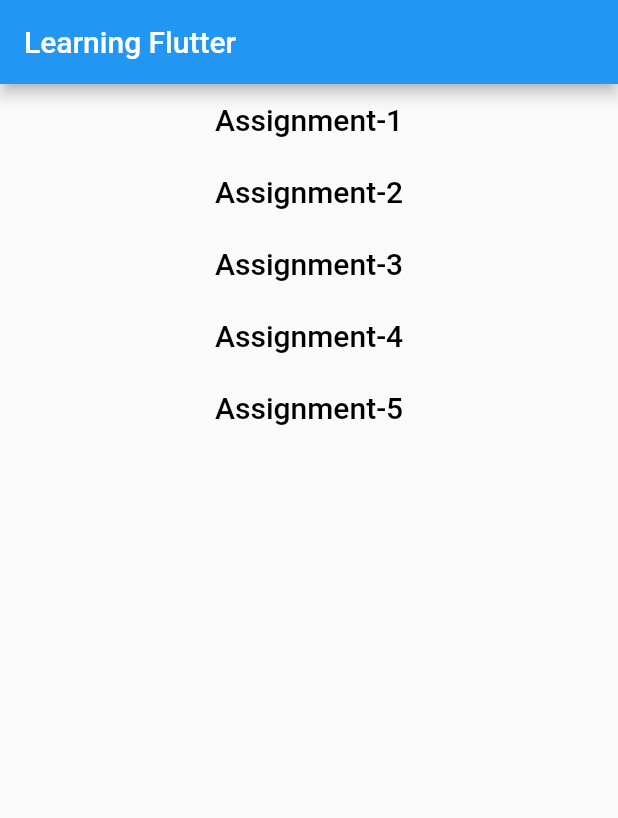
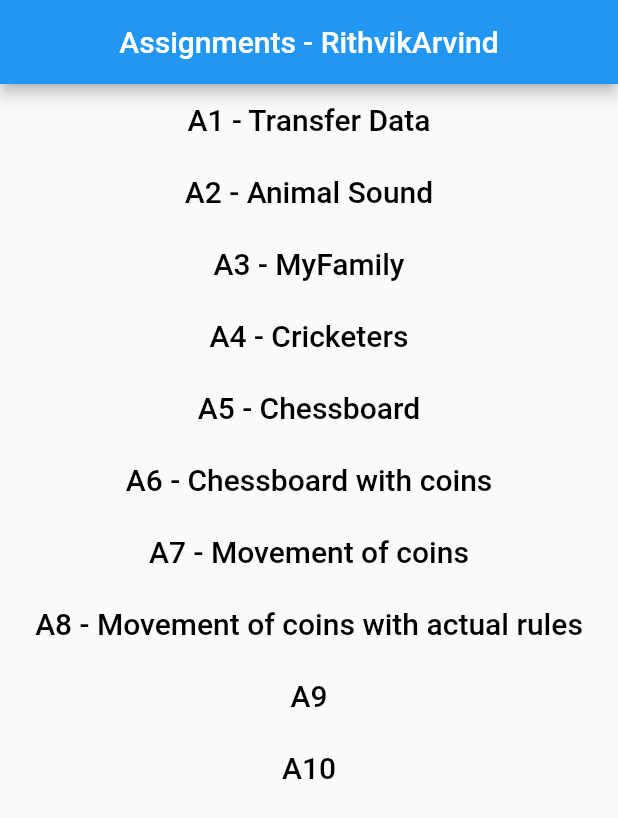
Before and after one commit to Rithvikarvind-SangamOne/sangamone-flutter, a Flutter app: the screen it shows after launch, on a phone screen of 412 x 824 dp. Shown: the top 818 px of the screen. Run offline on Flutter 3.47's test engine with Material 2 defaults, Android fonts, the phone set to English and light mode, and no system bars; our stand-ins replace just_audio.

Commit message:
Fifth Commit

```diff
--- a/lib/main.dart
+++ b/lib/main.dart
@@ -1,10 +1,15 @@
-import 'package:app2/Hello.dart';
-import 'package:app2/MyApp4.dart';
+import 'package:app2/Cricketers.dart';
+import 'package:app2/Chessboard.dart';
 import 'package:app2/MyFamily.dart';
 import 'package:app2/Transfer Data/first_screen.dart';
 import 'package:app2/dog_cat.dart';
+import 'package:app2/rules.dart';
 import 'package:flutter/cupertino.dart';
 import 'package:flutter/material.dart';
+import 'package:app2/coins.dart';
+import 'package:app2/Movement.dart';
+import 'package:app2/MyApp8.dart';
+import 'package:app2/MyApp9.dart';
 
 void main() {
   runApp(MaterialApp(
@@ -26,7 +31,8 @@
   Widget build(BuildContext context) {
     return Scaffold(
       appBar: AppBar(
-        title: Text('Learning Flutter'),
+        title: Text('Assignments - RithvikArvind'),
+        centerTitle: true,
       ),
       body: Container(
         child: Center(
@@ -34,19 +40,35 @@
             children: [
               TextButton(onPressed: (){
                 Navigator.push(context, MaterialPageRoute(builder: (context) => First()));
-              }, child: Text('Assignment-1',style: TextStyle(fontSize: 20,color: Colors.black),)),
+              }, child: Text('A1 - Transfer Data',style: TextStyle(fontSize: 20,color: Colors.black),)),
               TextButton(onPressed: (){
                 Navigator.push(context, MaterialPageRoute(builder: (context) => Sound()));
-              }, child: Text('Assignment-2',style: TextStyle(fontSize: 20,color: Colors.black),)),
+              }, child: Text('A2 - Animal Sound',style: TextStyle(fontSize: 20,color: Colors.black),)),
               TextButton(onPressed: (){
                 Navigator.push(context, MaterialPageRoute(builder: (context) => MyApp2()));
-              }, child: Text('Assignment-3',style: TextStyle(fontSize: 20,color: Colors.black),)),
+              }, child: Text('A3 - MyFamily',style: TextStyle(fontSize: 20,color: Colors.black),)),
               TextButton(onPressed: (){
                 Navigator.push(context, MaterialPageRoute(builder: (context) => MyApp3()));
-              }, child: Text('Assignment-4',style: TextStyle(fontSize: 20,color: Colors.black),)),
+              }, child: Text('A4 - Cricketers',style: TextStyle(fontSize: 20,color: Colors.black),)),
               TextButton(onPressed: (){
                 Navigator.push(context, MaterialPageRoute(builder: (context) => MyApp4()));
-              }, child: Text('Assignment-5',style: TextStyle(fontSize: 20,color: Colors.black),)),
+              }, child: Text('A5 - Chessboard',style: TextStyle(fontSize: 20,color: Colors.black),)),
+              TextButton(onPressed: (){
+                Navigator.push(context, MaterialPageRoute(builder: (context) => MyApp5()));
+              }, child: Text('A6 - Chessboard with coins',
+                style: TextStyle(fontSize: 20,color: Colors.black),)),
+              TextButton(onPressed: (){
+                Navigator.push(context, MaterialPageRoute(builder: (context) => MyApp6()));
+              }, child: Text('A7 - Movement of coins',style: TextStyle(fontSize: 20,color: Colors.black),)),
+              TextButton(onPressed: (){
+                Navigator.push(context, MaterialPageRoute(builder: (context) => MyApp7()));
+              }, child: Text('A8 - Movement of coins with actual rules',style: TextStyle(fontSize: 20,color: Colors.black),)),
+              TextButton(onPressed: (){
+                Navigator.push(context, MaterialPageRoute(builder: (context) => MyApp8()));
+              }, child: Text('A9',style: TextStyle(fontSize: 20,color: Colors.black),)),
+              TextButton(onPressed: (){
+                Navigator.push(context, MaterialPageRoute(builder: (context) => MyApp9()));
+              }, child: Text('A10',style: TextStyle(fontSize: 20,color: Colors.black),)),
             ],
           ),
         ),
--- a/pubspec.yaml
+++ b/pubspec.yaml
@@ -29,6 +29,7 @@
   # Use with the CupertinoIcons class for iOS style icons.
   cupertino_icons: ^1.0.2
   just_audio: ^0.9.18
+  url_launcher: ^6.0.10
 
 dev_dependencies:
   flutter_test:
```
Also changed, not shown: lib/Cricketers.dart (added, +39 -0 lines), lib/Hello.dart (deleted, +0 -15 lines), lib/Movement.dart (added, +15 -0 lines), lib/MyApp8.dart (added, +15 -0 lines), lib/MyApp9.dart (added, +15 -0 lines), lib/Transfer Data/first_screen.dart (+30 -1 lines), lib/Transfer Data/second_screen.dart (+14 -1 lines), lib/coins.dart (added, +15 -0 lines), lib/rules.dart (added, +15 -0 lines), lib/Chessboard.dart (renamed from lib/MyApp4.dart), pubspec.lock.
